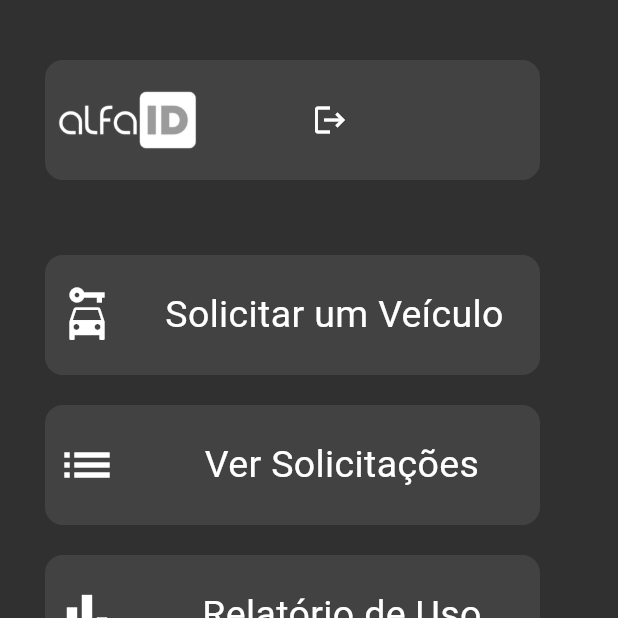
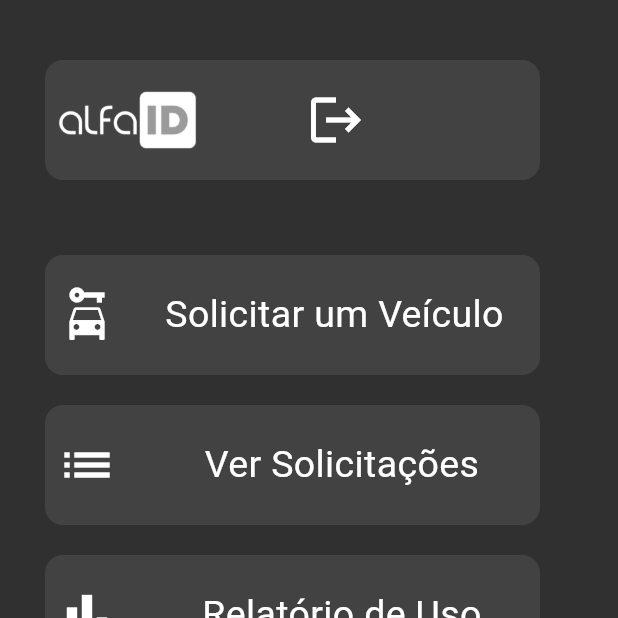
Before and after one commit to PierreOtavio/flutter-alfa, a Flutter app: the InicioPage screen opened directly, on a phone screen of 412 x 824 dp, the top half of it. Run offline on Flutter 3.47's test engine with Material 3 defaults, Android fonts, the phone set to English and light mode, and no system bars; our stand-ins replace flutter_secure_storage, shared_preferences; missing offline and left inert: mobile_scanner; accounts and stored records are empty.

Commit message:
teoricamente funciona

```diff
--- a/flutter_app_2/flutter_application_2/lib/inicio_page.dart
+++ b/flutter_app_2/flutter_application_2/lib/inicio_page.dart
@@ -124,7 +124,11 @@ class _InicioPageState extends State<InicioPage> {
                   const SizedBox(width: 40),
                   IconButton(
                     onPressed: () => logout(context),
-                    icon: const Icon(Icons.logout, color: Colors.white),
+                    icon: const Icon(
+                      Icons.logout,
+                      color: Colors.white,
+                      size: 40,
+                    ),
                   ),
                 ],
               ),
@@ -221,7 +225,6 @@ class _InicioPageState extends State<InicioPage> {
             ),
 
             const SizedBox(height: 20), // Ajuste de espaço entre os botões
-
             // Botão 3 - Relatório de Uso
             GestureDetector(
               onTap: () => redirectRelatorio(),
```
Also changed, not shown: flutter_app_2/flutter_application_2/lib/veiculo_page.dart (+5 -2 lines).
